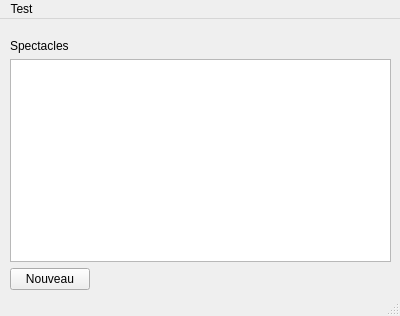
This is lightapp/ui/QDesigner/MainWindow.ui in raphigaziano/lightapp as Qt 5 draws it before an edit. The edited form follows.
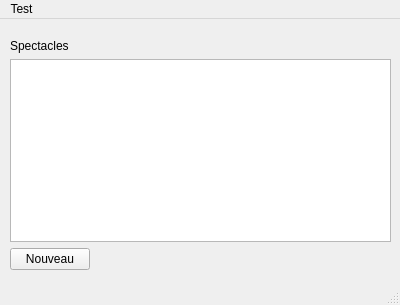
This is the edited form.

The edit to the form file:
```diff
--- a/lightapp/ui/QDesigner/MainWindow.ui
+++ b/lightapp/ui/QDesigner/MainWindow.ui
@@ -10,7 +10,7 @@
     <x>0</x>
     <y>0</y>
     <width>400</width>
-    <height>316</height>
+    <height>305</height>
    </rect>
   </property>
   <property name="sizePolicy">
@@ -32,7 +32,7 @@
       <x>10</x>
       <y>20</y>
       <width>381</width>
-      <height>251</height>
+      <height>231</height>
      </rect>
     </property>
     <layout class="QFormLayout" name="formLayout">
```
